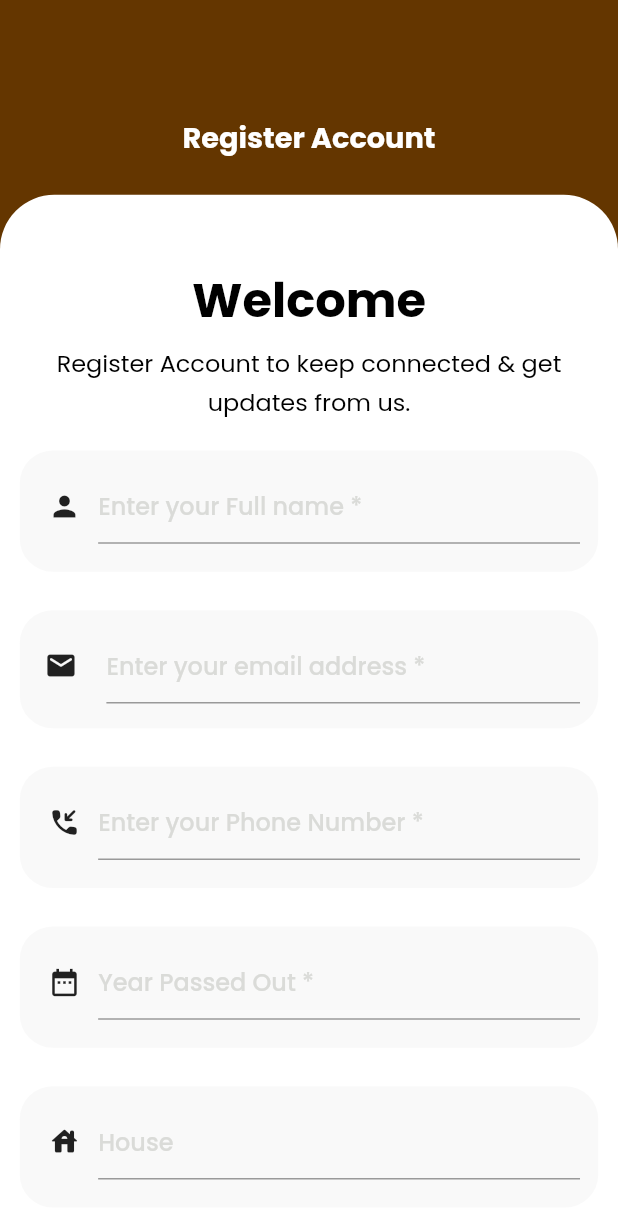
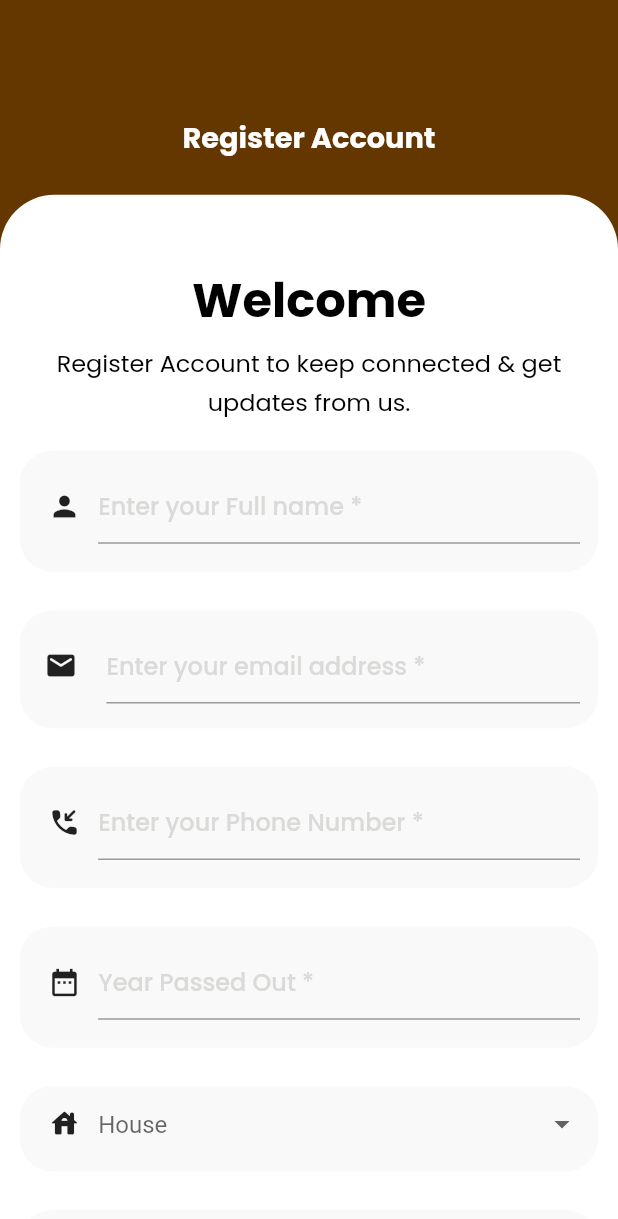
Before and after one commit to Amit12singh/socialApp, a Flutter app: the RegisterScreen screen opened directly, on a phone screen of 412 x 824 dp. Shown: the top 1219 px of the screen. Run offline on Flutter 3.47's test engine with Material 2 defaults, Android fonts, the phone set to English and light mode, and no system bars; our stand-ins replace flutter_chat_types, flutter_chat_ui, flutter_secure_storage, google_fonts, graphql, graphql_flutter and 3 more; accounts and stored records are empty; network calls fail.

Commit message:
minor change at register

```diff
--- a/lib/register.dart
+++ b/lib/register.dart
@@ -15,7 +15,7 @@ class _RegisterScreenState extends State<RegisterScreen> {
   TextEditingController confirmPasswordController = TextEditingController();
   TextEditingController emailController = TextEditingController();
   TextEditingController fullNameController = TextEditingController();
-  TextEditingController houseController = TextEditingController();
+  TextEditingController houseOptions = TextEditingController();
   TextEditingController houseNumberController = TextEditingController();
   TextEditingController phoneNumberController = TextEditingController();
   TextEditingController passedOutYearController = TextEditingController();
@@ -26,6 +26,7 @@ class _RegisterScreenState extends State<RegisterScreen> {
   );
 
   final GraphQLService _graphQLService = GraphQLService();
+  String? _selectedHouse;
 
   late BoolResponseModel? _response;
   bool isLoading = false;
@@ -47,7 +48,7 @@ class _RegisterScreenState extends State<RegisterScreen> {
         password: passwordController.text,
         fullName: fullNameController.text,
         currentCity: currentCityController.text,
-        house: houseController.text,
+        house: houseOptions.text,
         houseNumber: houseNumberController.text,
         passedOutYear: passedOutYearController.text,
         phoneNumber: phoneNumberController.text,
@@ -376,9 +377,25 @@ class _RegisterScreenState extends State<RegisterScreen> {
                               ),
                               SizedBox(width: 10.5 * fem),
                               Expanded(
-                                child: TextFormField(
-                                  controller: houseController,
-                                  decoration: InputDecoration(
+                                child: DropdownButtonFormField<String>(
+                                  value: _selectedHouse,
+                                  icon: Icon(Icons.arrow_drop_down),
+                                  iconSize: 24,
+                                  elevation: 16,
+                                  onChanged: (String? newValue) {
+                                    setState(() {
+                                      _selectedHouse = newValue;
+                                    });
+                                  },
+                                  items: ['Beas', 'Jamuna', 'Ravi', 'Satluj']
+                                      .map<DropdownMenuItem<String>>(
+                                          (String value) {
+                                    return DropdownMenuItem<String>(
+                                      value: value,
+                                      child: Text(value),
+                                    );
+                                  }).toList(),
+                                  decoration: InputDecoration.collapsed(
                                     hintText: 'House',
                                     hintStyle: TextStyle(
                                       fontFamily: 'Poppins',
--- a/pubspec.yaml
+++ b/pubspec.yaml
@@ -62,6 +62,7 @@ flutter:
   uses-material-design: true
   assets:
     - assets/page-1/images/
+    - assets/icon/
 
   fonts:
     - family: Poppins-MediumItalic
```
Also changed, not shown: lib/page-1/feeds/bottombar.dart (+46 -20 lines), lib/page-1/feeds/homescreen.dart (+18 -20 lines), assets/icon/home.png (added), assets/icon/messenger.png (added), assets/icon/profile.png (added), assets/icon/search.png (added).
